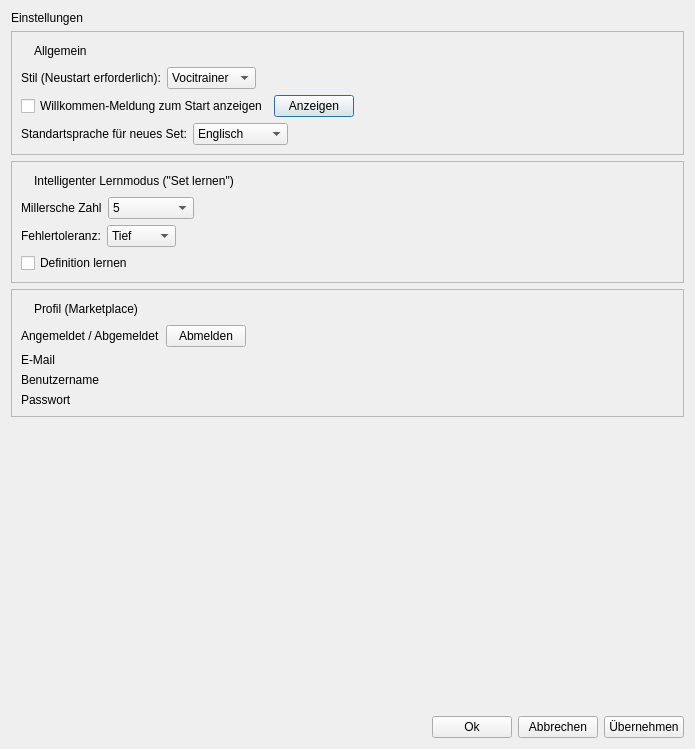
First picture: the form in Client/res/einstellungen.ui, repository samuelx12/Vocitrainer, before the edit.
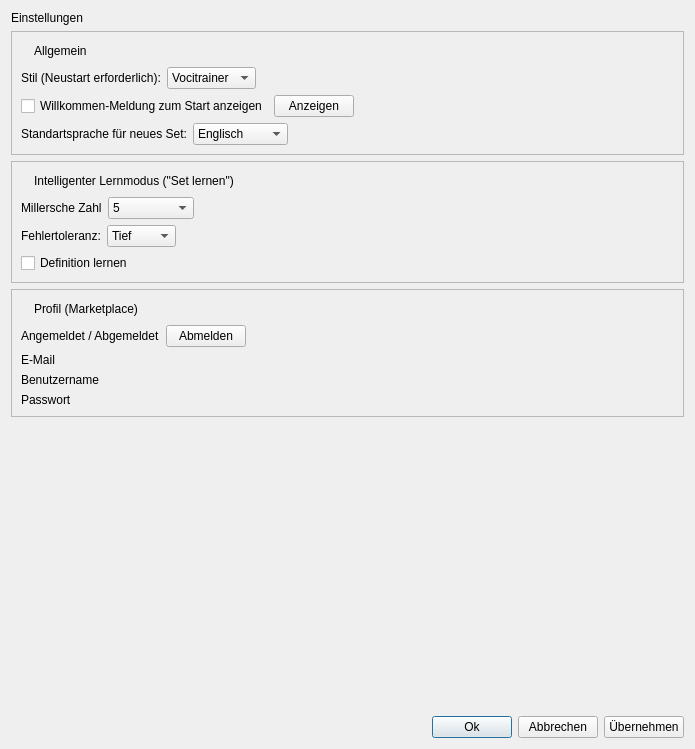
Second picture: the form after the edit. Icons and pictures are not drawn.

```diff
--- a/Client/res/einstellungen.ui
+++ b/Client/res/einstellungen.ui
@@ -476,6 +476,9 @@
        <property name="text">
         <string>Ok</string>
        </property>
+       <property name="default">
+        <bool>true</bool>
+       </property>
       </widget>
      </item>
      <item>
```
